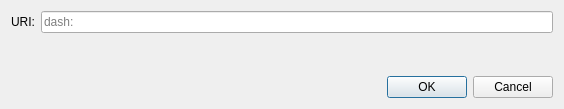
gogryphon/gryphoonmoon, file src/qt/forms/openuridialog.ui: the form before one commit.
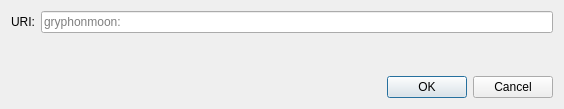
The form after the commit. Custom widgets are drawn as their Qt base class.

```diff
--- a/src/qt/forms/openuridialog.ui
+++ b/src/qt/forms/openuridialog.ui
@@ -26,7 +26,7 @@
      <item>
       <widget class="QValidatedLineEdit" name="uriEdit">
        <property name="placeholderText">
-        <string notr="true">dash:</string>
+        <string notr="true">gryphonmoon:</string>
        </property>
       </widget>
      </item>
```
